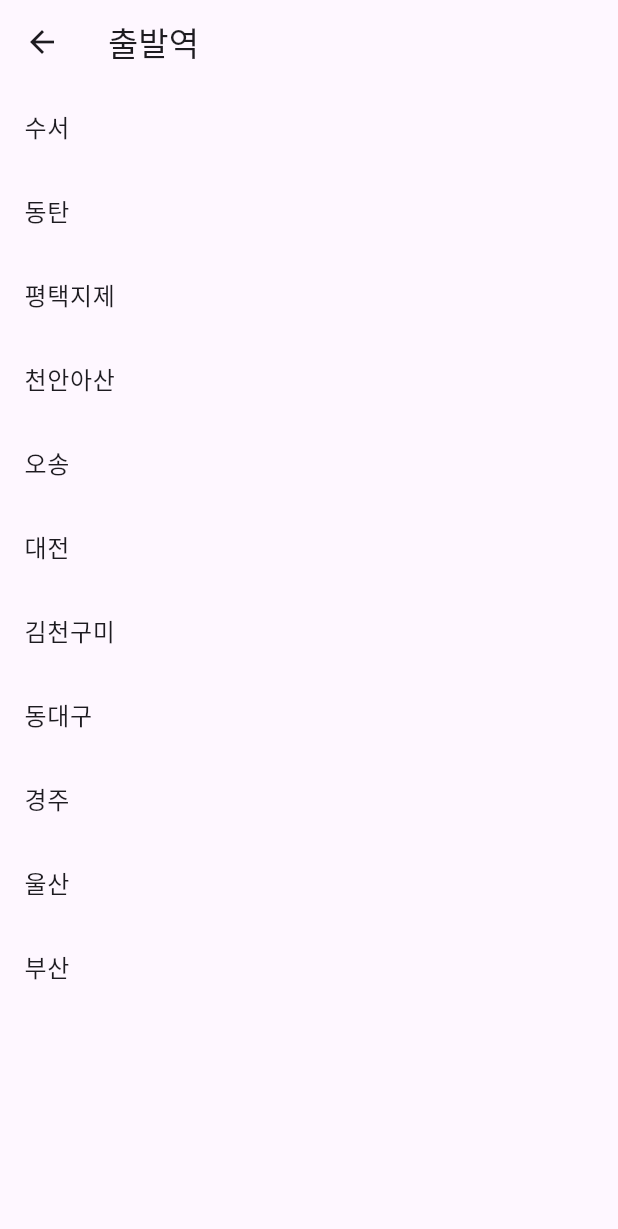
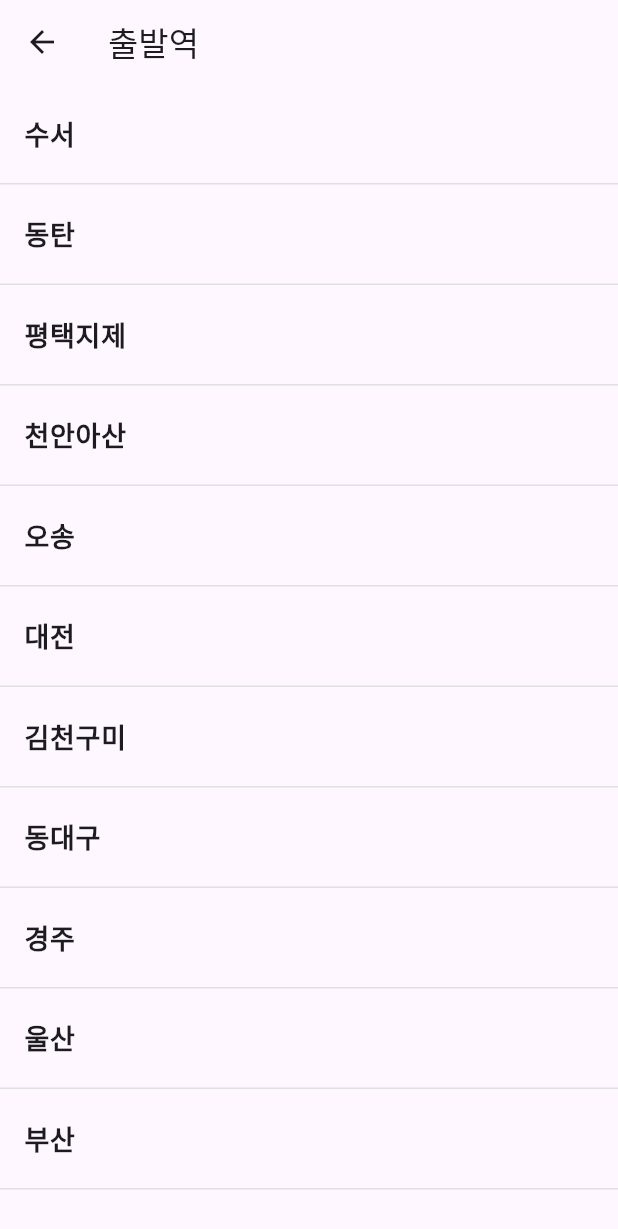
Before and after one commit to ghghtls/flutter_train_app, a Flutter app: the screen it shows after launch, after a tap on "선택", on a phone screen of 412 x 824 dp. Shown: the top 1229 px of the screen. Run offline on Flutter 3.47's test engine with Material 3 defaults, Android fonts, the phone set to English and light mode, and no system bars.

Commit message:
feat:list페이지 디자인 완료

```diff
--- a/lib/station_list_page.dart
+++ b/lib/station_list_page.dart
@@ -14,6 +14,9 @@ class StationListPage extends StatelessWidget {
   // '경주',
   // '울산',
   // '부산',
+  ///final 값을 한번만 설정하고 변경하지 못하게,생성자에서 한번만 설정 가능하고 이후에는 값 변경 안됨 , 읽기전용 빌드
+  ///required 생성할때 반드시 값을 넣어야 한다는 뜻  둘다 같이 쓰면 한번만 지정되고,절대 변경 되지않음 안정성+명확성 모두 확보
+
   StationListPage({required this.stations, required this.type});
   @override
   Widget build(BuildContext context) {
@@ -31,11 +34,32 @@ class StationListPage extends StatelessWidget {
           },
         ),
         title: Text(type),
+
+        ///홈페이지에 설정한 값 설정
       ),
       body: ListView.builder(
         itemCount: stationList.length,
         itemBuilder: (context, index) {
-          return ListTile(title: Text(stationList[index]));
+          return Column(
+            children: [
+              ListTile(
+                title: Container(
+                  height: 50,
+                  alignment: Alignment.centerLeft, // 가로는 왼쪽, 수직은 가운데
+
+                  child: Text(
+                    stationList[index],
+
+                    style: TextStyle(fontSize: 18, fontWeight: FontWeight.bold),
+                  ),
+                ),
+                onTap: () {
+                  Navigator.pop(context, stationList[index]);
+                },
+              ),
+              Container(height: 1, color: Colors.grey[300]!),
+            ],
+          );
         },
       ),
     );
```
